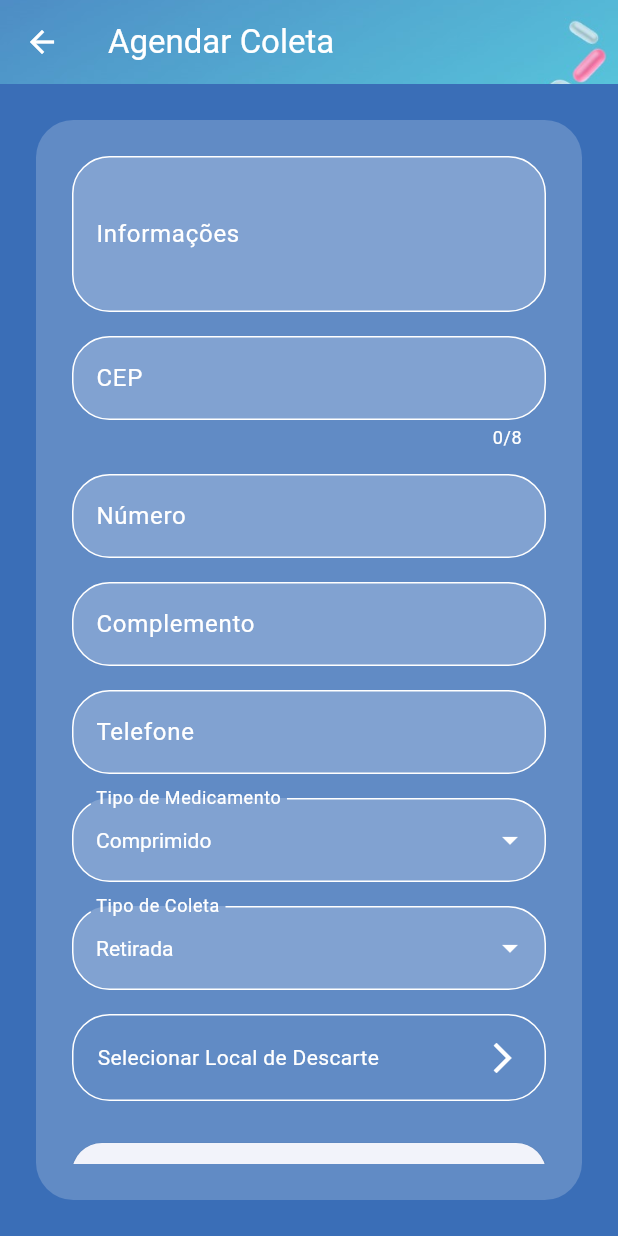
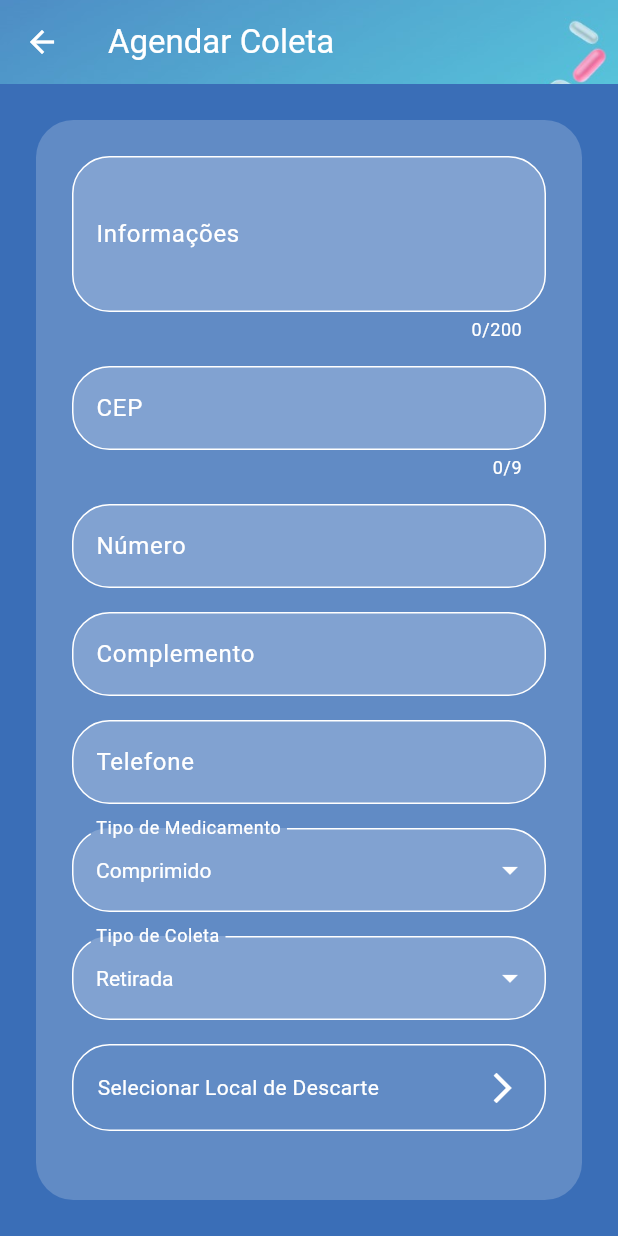
Before and after one commit to MarcosVed/VencemedMobile, a Flutter app: the AgendamentoScreen screen opened directly, on a phone screen of 412 x 824 dp. Run offline on Flutter 3.47's test engine with Material 3 defaults, Android fonts, the light colour scheme and no system bars; our stand-ins replace flutter_map, latlong2, shared_preferences; accounts and stored records are empty.

Commit message:
15/10 arumando limite de caracteres

```diff
--- a/lib/screens/agendamento_screen.dart
+++ b/lib/screens/agendamento_screen.dart
@@ -46,7 +46,7 @@ class _AgendamentoScreenState extends State<AgendamentoScreen> {
       info: _infoController.text.trim(),
       cep: _cepController.text.trim(),
       numero: _numeroController.text.trim(),
-      complemento: _complementoController.text.trim().isEmpty ? null : _complementoController.text.trim(),
+      complemento: _complementoController.text.trim(),
       telefone: _telefoneController.text.trim(),
       tipoMedicamento: _tipoMedicamento,
       tipoColeta: _tipoColeta,
@@ -127,9 +127,12 @@ class _AgendamentoScreenState extends State<AgendamentoScreen> {
                     children: [
                       TextFormField(
                         controller: _infoController,
-                        decoration: _buildInputDecoration('Informações'),
+                        decoration: _buildInputDecoration('Informações').copyWith(
+                          counterStyle: const TextStyle(color: Colors.white),
+                        ),
                         style: const TextStyle(color: Colors.white),
                         maxLines: 3,
+                        maxLength: 200,
                         validator: (value) => value?.trim().isEmpty == true ? 'Campo obrigatório' : null,
                       ),
                       const SizedBox(height: 16),
@@ -139,27 +142,37 @@ class _AgendamentoScreenState extends State<AgendamentoScreen> {
                           counterStyle: const TextStyle(color: Colors.white),
                         ),
                         style: const TextStyle(color: Colors.white),
-                        maxLength: 8,
+                        maxLength: 9,
                         validator: (value) => value?.trim().isEmpty == true ? 'Campo obrigatório' : null,
                       ),
                       const SizedBox(height: 16),
                       TextFormField(
                         controller: _numeroController,
-                        decoration: _buildInputDecoration('Número'),
+                        decoration: _buildInputDecoration('Número').copyWith(
+                          counterText: '',
+                        ),
                         style: const TextStyle(color: Colors.white),
+                        maxLength: 10,
                         validator: (value) => value?.trim().isEmpty == true ? 'Campo obrigatório' : null,
                       ),
                       const SizedBox(height: 16),
                       TextFormField(
                         controller: _complementoController,
-                        decoration: _buildInputDecoration('Complemento'),
+                        decoration: _buildInputDecoration('Complemento').copyWith(
+                          counterText: '',
+                        ),
                         style: const TextStyle(color: Colors.white),
+                        maxLength: 40,
+                        validator: (value) => value?.trim().isEmpty == true ? 'Campo obrigatório' : null,
                       ),
                       const SizedBox(height: 16),
                       TextFormField(
                         controller: _telefoneController,
-                        decoration: _buildInputDecoration('Telefone'),
+                        decoration: _buildInputDecoration('Telefone').copyWith(
+                          counterText: '',
+                        ),
                         style: const TextStyle(color: Colors.white),
+                        maxLength: 20,
                         validator: (value) => value?.trim().isEmpty == true ? 'Campo obrigatório' : null,
                       ),
                       const SizedBox(height: 16),
```
Also changed, not shown: pubspec.lock.
